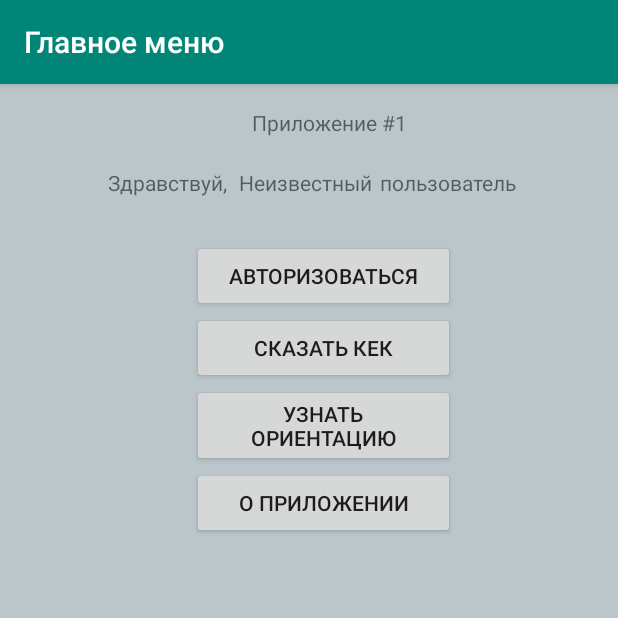
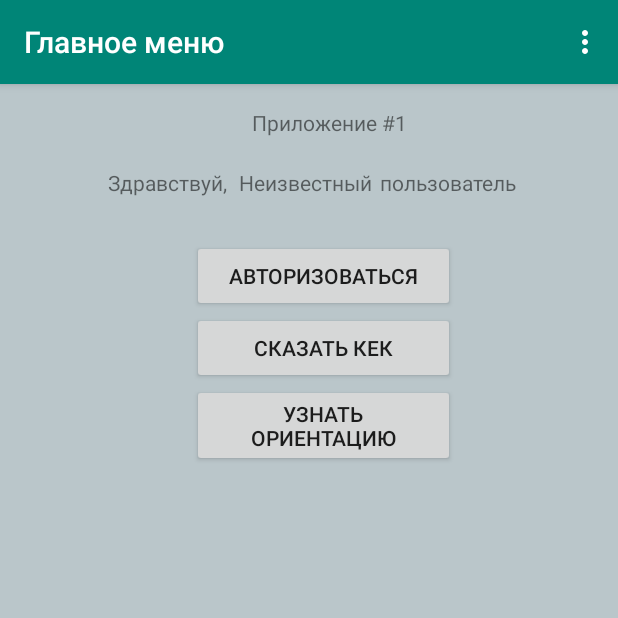
Before and after one commit to sk1ly/KekTestApp, an Android app: the screen it shows after launch (MainActivity), after a tap on "СКАЗАТЬ КЕК", on a phone screen of 412 x 824 dp, the top half of it. Run offline under Robolectric (Android 15) with nearby library versions, the phone set to English and light mode, and no system bars.

Commit message:
FIRSTAPP-005 Добавил меню, перенес туда пункт 'О приложении' + перевел все на getApplicationContext()

```diff
--- a/app/src/main/java/ru/sk1ly/firstapp/AuthorizeActivity.java
+++ b/app/src/main/java/ru/sk1ly/firstapp/AuthorizeActivity.java
@@ -28,7 +28,7 @@ public class AuthorizeActivity extends AppCompatActivity {
         Intent answerIntent = new Intent();
         if (mUserFirstName.getText().toString().isEmpty() ||
                 mUserSecondName.getText().toString().isEmpty()) {
-            Toast.makeText(this,
+            Toast.makeText(getApplicationContext(),
                     "Необходимо заполнить два поля! Вы не были авторизованы", Toast.LENGTH_LONG).show();
             setResult(RESULT_CANCELED, answerIntent);
         } else {
--- a/app/src/main/java/ru/sk1ly/firstapp/MainActivity.java
+++ b/app/src/main/java/ru/sk1ly/firstapp/MainActivity.java
@@ -3,6 +3,8 @@ package ru.sk1ly.firstapp;
 import android.content.Intent;
 import android.content.res.Configuration;
 import android.os.Bundle;
+import android.view.Menu;
+import android.view.MenuItem;
 import android.view.View;
 import android.widget.TextView;
 import android.widget.Toast;
@@ -37,6 +39,26 @@ public class MainActivity extends AppCompatActivity {
     }
 
     @Override
+    public boolean onCreateOptionsMenu(Menu menu) {
+        getMenuInflater().inflate(R.menu.menu_main, menu);
+        return true;
+    }
+
+    public void onAuthorizeMenuClick(MenuItem item) {
+        Toast.makeText(getApplicationContext(), "Скоро тут будет авторизация!", Toast.LENGTH_SHORT).show();
+    }
+
+
+    public void onSettingsMenuClick(MenuItem item) {
+        Toast.makeText(getApplicationContext(), "Скоро тут будут настройки!", Toast.LENGTH_SHORT).show();
+    }
+
+    public void onAboutAppMenuClick(MenuItem item) {
+        Intent aboutAppIntent = new Intent(MainActivity.this, AboutActivity.class);
+        startActivity(aboutAppIntent);
+    }
+
+    @Override
     protected void onActivityResult(int requestCode, int resultCode, @Nullable Intent data) {
         super.onActivityResult(requestCode, resultCode, data);
 
@@ -60,7 +82,7 @@ public class MainActivity extends AppCompatActivity {
     }
 
     public void onClickSayKekButton(View view) {
-        Toast.makeText(this, KEK_WORD, Toast.LENGTH_SHORT).show();
+        Toast.makeText(getApplicationContext(), KEK_WORD, Toast.LENGTH_SHORT).show();
     }
 
     public void onClickGetOrientationButton(View view) {
@@ -74,12 +96,7 @@ public class MainActivity extends AppCompatActivity {
         }
     }
 
-    public void onClickAboutAppButton(View view) {
-        Intent aboutAppIntent = new Intent(MainActivity.this, AboutActivity.class);
-        startActivity(aboutAppIntent);
-    }
-
     private void makeOrientationToastText(String orientationType) {
-        Toast.makeText(this, "В данный момент " + orientationType + " ориентация", Toast.LENGTH_LONG).show();
+        Toast.makeText(getApplicationContext(), "В данный момент " + orientationType + " ориентация", Toast.LENGTH_LONG).show();
     }
 }
--- a/app/src/main/res/layout-land/activity_main.xml
+++ b/app/src/main/res/layout-land/activity_main.xml
@@ -80,15 +80,5 @@
         app:layout_constraintStart_toStartOf="parent"
         app:layout_constraintTop_toBottomOf="@+id/authorize_button" />
 
-    <Button
-        android:id="@+id/about_app_button"
-        android:layout_width="175dp"
-        android:layout_height="wrap_content"
-        android:layout_marginStart="24dp"
-        android:layout_marginTop="144dp"
-        android:onClick="onClickAboutAppButton"
-        android:text="@string/about_app_button_text"
-        app:layout_constraintStart_toEndOf="@+id/get_orientation_button"
-        app:layout_constraintTop_toTopOf="parent" />
 
 </androidx.constraintlayout.widget.ConstraintLayout>
--- a/app/src/main/res/layout/activity_main.xml
+++ b/app/src/main/res/layout/activity_main.xml
@@ -79,14 +79,5 @@
         app:layout_constraintStart_toStartOf="parent"
         app:layout_constraintTop_toBottomOf="@+id/say_kek_button" />
 
-    <Button
-        android:id="@+id/about_app_button"
-        android:layout_width="175dp"
-        android:layout_height="wrap_content"
-        android:layout_marginStart="128dp"
-        android:onClick="onClickAboutAppButton"
-        android:text="@string/about_app_button_text"
-        app:layout_constraintStart_toStartOf="parent"
-        app:layout_constraintTop_toBottomOf="@+id/get_orientation_button" />
 
 </androidx.constraintlayout.widget.ConstraintLayout>
--- /dev/null
+++ b/app/src/main/res/menu/menu_main.xml
@@ -0,0 +1,27 @@
+<menu xmlns:android="http://schemas.android.com/apk/res/android"
+    xmlns:app="http://schemas.android.com/apk/res-auto"
+    xmlns:tools="http://schemas.android.com/tools"
+    tools:context=".MainActivity">
+
+    <item
+        android:id="@+id/action_authorize"
+        android:orderInCategory="100"
+        android:title="@string/action_authorize"
+        android:onClick="onAuthorizeMenuClick"
+        app:showAsAction="never"/>
+
+    <item
+        android:id="@+id/action_settings"
+        android:orderInCategory="100"
+        android:title="@string/action_settings"
+        android:onClick="onSettingsMenuClick"
+        app:showAsAction="never"/>
+
+    <item
+        android:id="@+id/action_about_app"
+        android:orderInCategory="100"
+        android:title="@string/action_about_app"
+        android:onClick="onAboutAppMenuClick"
+        app:showAsAction="never"/>
+
+</menu>
--- a/app/src/main/res/values/strings.xml
+++ b/app/src/main/res/values/strings.xml
@@ -7,7 +7,6 @@
     <string name="authorize_button_text">Авторизоваться</string>
     <string name="say_kek_button_text">Сказать Кек</string>
     <string name="get_orientation_button_text">Узнать ориентацию</string>
-    <string name="about_app_button_text">О приложении</string>
     <string name="hello_before_user_name">Здравствуй,</string>
     <string name="default_first_user_name">Неизвестный</string>
     <string name="default_second_user_name">пользователь</string>
@@ -15,4 +14,7 @@
     <string name="input_second_user_name">Ваша фамилия</string>
     <string name="complete_authorize_button_text">Готово</string>
     <string name="about_app_text">Версия приложения 0.0.1. По всем вопросам обращаться на <b>io.skvortsov@mail.ru</b></string>
+    <string name="action_authorize">Авторизоваться</string>
+    <string name="action_settings">Настройки</string>
+    <string name="action_about_app">О приложении</string>
 </resources>
```
